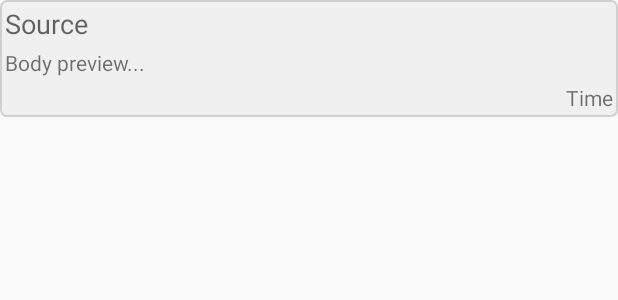
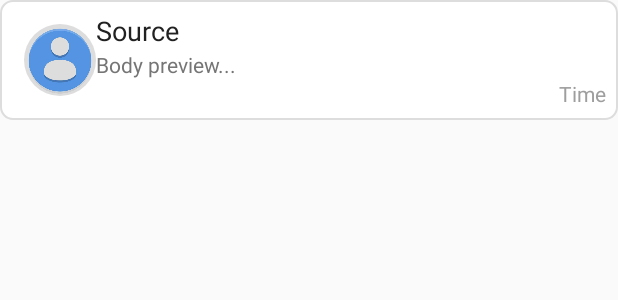
Before and after one commit to raph2611toky/android, an Android app built with Jetpack Compose: the layout item_discussion.xml on its own in the app's theme, with its tools: preview values and no code run, on a phone screen of 412 x 824 dp. Shown: the top 300 px of the screen. Run offline under Robolectric (Android 15) with nearby library versions, the phone set to English and light mode, and no system bars.

Commit message:
commit update

```diff
--- /dev/null
+++ b/app/src/main/res/drawable/circle_background.xml
@@ -0,0 +1,4 @@
+<shape xmlns:android="http://schemas.android.com/apk/res/android">
+    <solid android:color="#DDDDDD"/>
+    <corners android:radius="24dp"/>
+</shape>
--- a/app/src/main/res/drawable/discussion_item_background.xml
+++ b/app/src/main/res/drawable/discussion_item_background.xml
@@ -1,5 +1,5 @@
 <shape xmlns:android="http://schemas.android.com/apk/res/android">
-    <solid android:color="#f0f0f0" />
-    <corners android:radius="4dp" />
-    <stroke android:width="1dp" android:color="#d0d0d0" />
+    <solid android:color="#FFFFFF"/>
+    <corners android:radius="8dp"/>
+    <stroke android:color="#DDDDDD" android:width="1dp"/>
 </shape>
--- a/app/src/main/res/layout/fragment_discussion_list.xml
+++ b/app/src/main/res/layout/fragment_discussion_list.xml
@@ -5,7 +5,25 @@
     xmlns:tools="http://schemas.android.com/tools"
     android:layout_width="match_parent"
     android:layout_height="match_parent"
+    android:background="@color/background_color"
     tools:context=".ui.discussion.DiscussionListFragment">
+
+    <androidx.appcompat.widget.Toolbar
+        android:id="@+id/toolbar"
+        android:layout_width="0dp"
+        android:layout_height="wrap_content"
+        android:background="?attr/colorPrimary"
+        android:theme="@style/Theme.Ikonnectmobile.Toolbar"
+        android:paddingStart="16dp"
+        android:paddingEnd="16dp"
+        android:paddingTop="8dp"
+        android:paddingBottom="8dp"
+        app:layout_collapseMode="pin"
+        app:layout_constraintTop_toTopOf="parent"
+        app:layout_constraintStart_toStartOf="parent"
+        app:layout_constraintEnd_toEndOf="parent"
+        app:title="Discussions" />
+
 
     <androidx.recyclerview.widget.RecyclerView
         android:id="@+id/discussionList"
@@ -13,7 +31,9 @@
         android:layout_height="0dp"
         android:layout_marginStart="16dp"
         android:layout_marginEnd="16dp"
-        app:layout_constraintTop_toTopOf="parent"
+        android:layout_marginTop="8dp"
+        android:layout_marginBottom="8dp"
+        app:layout_constraintTop_toBottomOf="@id/toolbar"
         app:layout_constraintBottom_toBottomOf="parent"
         app:layout_constraintStart_toStartOf="parent"
         app:layout_constraintEnd_toEndOf="parent" />
--- a/app/src/main/res/layout/item_discussion.xml
+++ b/app/src/main/res/layout/item_discussion.xml
@@ -4,16 +4,33 @@
     xmlns:app="http://schemas.android.com/apk/res-auto"
     android:layout_width="match_parent"
     android:layout_height="wrap_content"
-    android:padding="3dp"
-    android:background="@drawable/discussion_item_background">
+    android:padding="8dp"
+    android:background="@drawable/discussion_item_background"
+    android:layout_marginBottom="8dp">
+
+    <ImageView
+        android:id="@+id/discussionIcon"
+        android:layout_width="48dp"
+        android:layout_height="48dp"
+        android:layout_marginEnd="8dp"
+        android:layout_marginStart="8dp"
+        android:layout_marginTop="8dp"
+        android:layout_marginBottom="8dp"
+        android:src="@drawable/ic_default_avatar"
+        android:contentDescription="@string/discussion_icon_description"
+        android:background="@drawable/circle_background"
+        app:layout_constraintStart_toStartOf="parent"
+        app:layout_constraintTop_toTopOf="parent"
+        app:layout_constraintBottom_toBottomOf="parent" />
 
     <TextView
         android:id="@+id/discussionSource"
         android:layout_width="0dp"
         android:layout_height="wrap_content"
         android:textAppearance="?android:attr/textAppearanceMedium"
+        android:textColor="@color/primary_text"
         android:text="Source"
-        app:layout_constraintStart_toStartOf="parent"
+        app:layout_constraintStart_toEndOf="@id/discussionIcon"
         app:layout_constraintEnd_toEndOf="parent"
         app:layout_constraintTop_toTopOf="parent"
         app:layout_constraintBottom_toTopOf="@id/discussionBody" />
@@ -22,10 +39,10 @@
         android:id="@+id/discussionBody"
         android:layout_width="0dp"
         android:layout_height="wrap_content"
-        android:layout_marginTop="4dp"
+        android:textColor="@color/secondary_text"
         android:text="Body preview..."
         app:layout_constraintTop_toBottomOf="@id/discussionSource"
-        app:layout_constraintStart_toStartOf="parent"
+        app:layout_constraintStart_toStartOf="@id/discussionSource"
         app:layout_constraintEnd_toEndOf="parent"
         app:layout_constraintBottom_toTopOf="@id/discussionTimeElapsed" />
 
@@ -33,10 +50,9 @@
         android:id="@+id/discussionTimeElapsed"
         android:layout_width="wrap_content"
         android:layout_height="wrap_content"
-        android:layout_marginTop="4dp"
+        android:textColor="@color/time_text"
         android:text="Time"
         app:layout_constraintTop_toBottomOf="@id/discussionBody"
         app:layout_constraintEnd_toEndOf="parent"
         app:layout_constraintBottom_toBottomOf="parent" />
-
 </androidx.constraintlayout.widget.ConstraintLayout>
--- a/app/src/main/res/values/colors.xml
+++ b/app/src/main/res/values/colors.xml
@@ -7,4 +7,8 @@
     <color name="teal_700">#FF018786</color>
     <color name="black">#FF000000</color>
     <color name="white">#FFFFFFFF</color>
+    <color name="background_color">#F5F5F5</color>
+    <color name="primary_text">#212121</color>
+    <color name="secondary_text">#757575</color>
+    <color name="time_text">#9E9E9E</color>
 </resources>
--- a/app/src/main/res/values/strings.xml
+++ b/app/src/main/res/values/strings.xml
@@ -1,4 +1,5 @@
 <resources>
     <string name="app_name">ikonnectmobile</string>
     <string name="back_button_description">Retour</string>
+    <string name="discussion_icon_description">Avatar</string>
 </resources>
--- a/app/src/main/res/values/themes.xml
+++ b/app/src/main/res/values/themes.xml
@@ -9,8 +9,24 @@
         <item name="colorSecondary">@color/teal_200</item>
         <item name="colorOnSecondary">@color/black</item>
 
+        <!-- Toolbar background and elevation -->
+        <item name="android:toolbarStyle">@style/Theme.Ikonnectmobile.Toolbar</item>
+
         <!-- Background and other attributes -->
         <item name="selectableItemBackground">@drawable/selectable_item_background</item>
         <item name="selectableItemBackgroundBorderless">@drawable/selectable_item_background_borderless</item>
     </style>
+
+    <!-- Toolbar Style integrated in Theme -->
+    <style name="Theme.Ikonnectmobile.Toolbar" parent="Widget.AppCompat.Toolbar">
+        <item name="android:background">?attr/colorPrimary</item>
+        <item name="android:titleTextAppearance">@style/Theme.Ikonnectmobile.Toolbar.TitleText</item>
+        <item name="android:elevation">4dp</item>
+    </style>
+
+    <style name="Theme.Ikonnectmobile.Toolbar.TitleText">
+        <item name="android:textColor">#FFFFFF</item>
+        <item name="android:textSize">20sp</item>
+        <item name="android:textStyle">bold</item>
+    </style>
 </resources>
```
Also changed, not shown: app/src/main/res/drawable/ic_default_avatar.png (added), app/src/main/res/layout/fragment_discussion_detail.xml (indentation only).
